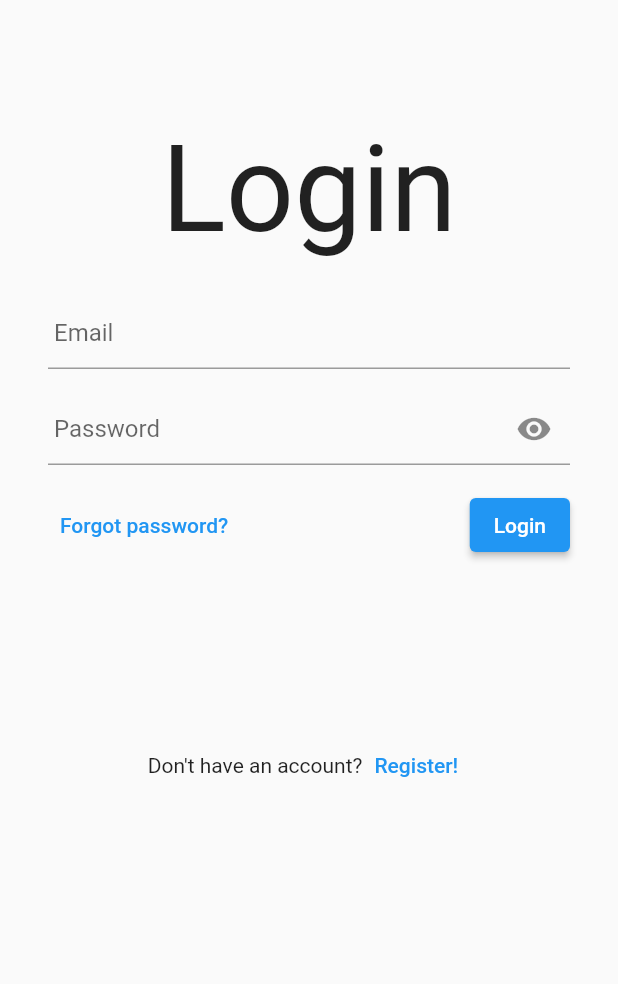
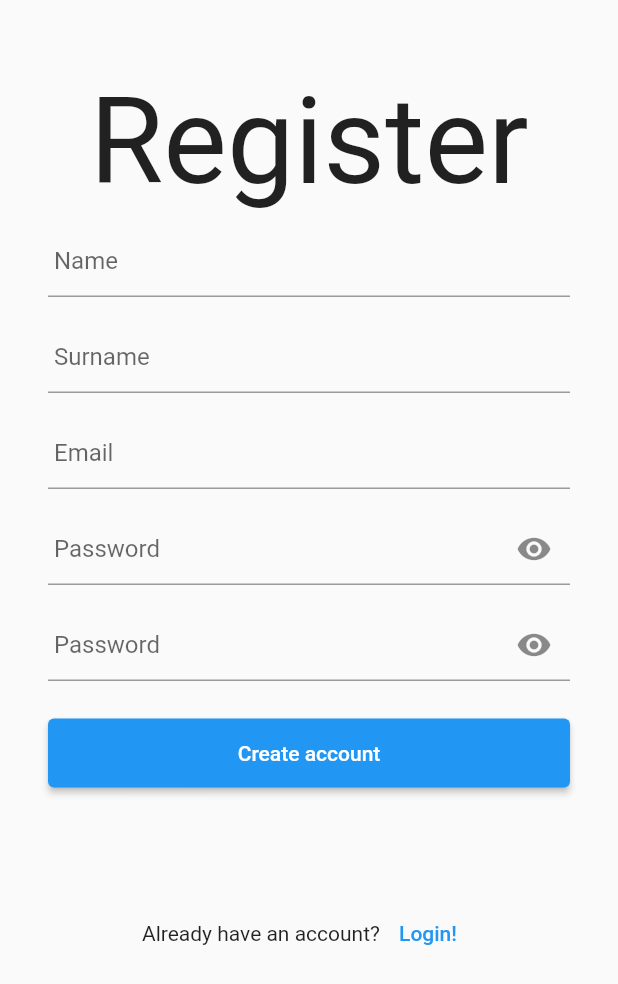
Before and after one commit to mjablecnik/flutter_modular_examples, a Flutter app: the screen it shows after launch, on a phone screen of 412 x 824 dp. Shown: the top 984 px of the screen. Run offline on Flutter 3.47's test engine with Material 2 defaults, Android fonts, the phone set to English and light mode, and no system bars; our stand-ins replace flutter_modular, flutter_triple, google_fonts; missing offline and left inert: the_validator; Roboto replaces fonts that are missing (Cookie).

Commit message:
Add forms example module

```diff
--- /dev/null
+++ b/lib/app/modules/forms/data/models/user.dart
@@ -0,0 +1,57 @@
+import 'dart:io';
+
+import 'package:flutter/widgets.dart';
+
+import '../../utils.dart';
+
+class Address {
+  final String street;
+  final String district;
+  final String city;
+  final String county;
+  final String postalCode;
+  final String country;
+
+  Address(this.street, this.district, this.city, this.county, this.postalCode, this.country);
+}
+
+class Profile {
+  FileImage? avatar;
+  DateTime? birthday;
+  Gender? gender;
+  String? favoriteColor;
+  File? file;
+  String? cardNumber;
+}
+
+class User {
+  final int? id;
+  final String firstName;
+  final String lastName;
+  final String password;
+  final String email;
+  final String phone;
+  Address? address;
+  Profile? profile;
+
+  User(
+    this.id,
+    this.firstName,
+    this.lastName,
+    this.password,
+    this.email,
+    this.phone, {
+    this.address,
+    this.profile,
+  });
+
+  @override
+  String toString() {
+    return "User( "
+        "Name: ${this.firstName}; "
+        "Surname: ${this.lastName}; "
+        "Email: ${this.email}; "
+        "Password: ${this.password}; "
+        ")";
+  }
+}
--- /dev/null
+++ b/lib/app/modules/forms/data/repositories/user_repository.dart
@@ -0,0 +1,23 @@
+import 'dart:math';
+
+import '../models/user.dart';
+
+class UserRepository {
+
+  List<User> allUsers = [
+    User(1, "Martin", "Jablecnik", "test123", "martin033@email.cz", "637236980"),
+    User(2, "Jiri", "Cerny", "test789", "cerny@email.cz", "637 236 980"),
+    User(3, "Tomas", "Potocky", "test789", "potocky@gmail.com", "+420 637 236 980")
+  ];
+
+  Future<List<User>> users() {
+    return Future.delayed(
+      Duration(seconds: 2),
+          () => this.allUsers
+    );
+  }
+
+  Future<void> addUser(User user) async {}
+
+  Future<void> removeUser(User user) async {}
+}
--- /dev/null
+++ b/lib/app/modules/forms/main.dart
@@ -0,0 +1,32 @@
+import 'package:flutter/material.dart';
+import 'package:flutter_modular/flutter_modular.dart';
+
+import 'logic/user_list_store.dart';
+import 'data/repositories/user_repository.dart';
+import 'ui/pages/register_page.dart';
+
+class FormsMainWidget extends StatelessWidget {
+
+  @override
+  Widget build(BuildContext context) {
+    return MaterialApp(
+      title: 'Forms examples',
+      theme: ThemeData.light(),
+      home: RegisterPage(),
+    );
+  }
+}
+
+class FormsModule extends Module {
+  @override
+  List<Bind> get binds => [
+     Bind.singleton((i) => UserListStore()),
+     Bind.singleton((i) => UserRepository()),
+  ];
+
+  @override
+  List<ModularRoute> get routes => [
+    ChildRoute('/', child: (_, args) => FormsMainWidget()),
+  ];
+
+}
--- /dev/null
+++ b/lib/app/modules/forms/ui/components/password_field.dart
@@ -0,0 +1,48 @@
+import 'package:flutter/material.dart';
+
+class PasswordFormField extends StatefulWidget {
+  PasswordFormField({
+    Key? key,
+    TextEditingController? controller,
+    FormFieldValidator<String>? validator,
+  })  : _controller = controller,
+        _validator = validator,
+        super(key: key);
+
+  final TextEditingController? _controller;
+  final FormFieldValidator<String>? _validator;
+
+  @override
+  _PasswordFormFieldState createState() => _PasswordFormFieldState();
+}
+
+class _PasswordFormFieldState extends State<PasswordFormField> {
+  bool _isHidden = true;
+
+  @override
+  Widget build(BuildContext context) {
+    return Container(
+      child: TextFormField(
+        enableSuggestions: false,
+        autocorrect: false,
+        obscureText: _isHidden,
+        decoration: InputDecoration(
+          labelText: "Password",
+          contentPadding: EdgeInsets.symmetric(horizontal: 4.0),
+          suffixIcon: GestureDetector(
+            onTap: () async {
+              await Future.delayed(const Duration(milliseconds: 1));
+              FocusScope.of(context).unfocus();
+              setState(() {
+                _isHidden = !_isHidden;
+              });
+            },
+            child: Icon(_isHidden ? Icons.visibility : Icons.visibility_off),
+          ),
+        ),
+        controller: widget._controller,
+        validator: widget._validator,
+      ),
+    );
+  }
+}
--- /dev/null
+++ b/lib/app/modules/forms/ui/pages/register_page.dart
@@ -0,0 +1,144 @@
+import 'package:flutter/material.dart';
+import 'package:flutter_modular/flutter_modular.dart';
+import 'package:google_fonts/google_fonts.dart';
+import 'package:the_validator/the_validator.dart';
+
+import '../../data/models/user.dart';
+import '../../logic/user_list_store.dart';
+import '../../utils.dart';
+import '../components/password_field.dart';
+
+class RegisterForm {
+  final key = GlobalKey<FormState>();
+
+  final firstName = TextEditingController();
+  final lastName = TextEditingController();
+  final password = TextEditingController();
+  final passwordRepeat = TextEditingController();
+  final email = TextEditingController();
+  final phone = TextEditingController();
+
+  User createUser() {
+    return User(null, firstName.text, lastName.text, password.text, email.text, phone.text);
+  }
+
+  FormFieldValidator<String> getPasswordValidator({bool isRepeated: false}) {
+    return (fieldValue) {
+      var result = passwordFieldValidator(fieldValue);
+      bool isSame = this.password.text == this.passwordRepeat.text;
+      return result == null && !isSame ? "Passwords are not same" : result;
+    };
+  }
+
+  VoidCallback getSubmit(BuildContext context, UserListStore userListStore) {
+    return () {
+      if (this.key.currentState!.validate()) {
+        ScaffoldMessenger.of(context).showSnackBar(
+          SnackBar(
+            content: Text('Processing Data'),
+          ),
+        );
+        User user = this.createUser();
+        userListStore.addUser(user);
+      }
+    };
+  }
+}
+
+class RegisterPage extends StatelessWidget {
+  final _form = RegisterForm();
+  final _userListStore = Modular.get<UserListStore>();
+
+  @override
+  Widget build(BuildContext context) {
+    return Scaffold(
+      resizeToAvoidBottomInset: true,
+      body: SingleChildScrollView(
+        child: IntrinsicHeight(
+          child: Form(
+            key: _form.key,
+            child: Padding(
+              padding: const EdgeInsets.symmetric(horizontal: 32.0),
+              child: Column(
+                crossAxisAlignment: CrossAxisAlignment.end,
+                mainAxisAlignment: MainAxisAlignment.center,
+                mainAxisSize: MainAxisSize.min,
+                children: <Widget>[
+                  Spacer(),
+                  Center(
+                    child: Text(
+                      "Register",
+                      style: GoogleFonts.cookie(fontSize: 80.0),
+                    ),
+                  ),
+                  SizedBox(height: 8.0),
+                  TextFormField(
+                    decoration: InputDecoration(
+                      labelText: "Name",
+                      contentPadding: EdgeInsets.symmetric(horizontal: 4.0),
+                    ),
+                    controller: _form.firstName,
+                    validator: FieldValidator.multiple([FieldValidator.minLength(2), FieldValidator.required()]),
+                  ),
+                  SizedBox(height: 16.0),
+                  TextFormField(
+                    decoration: InputDecoration(
+                      labelText: "Surname",
+                      contentPadding: EdgeInsets.symmetric(horizontal: 4.0),
+                    ),
+                    controller: _form.lastName,
+                    validator: FieldValidator.multiple([FieldValidator.minLength(2), FieldValidator.required()]),
+                  ),
+                  SizedBox(height: 16.0),
+                  TextFormField(
+                    decoration: InputDecoration(
+                      labelText: "Email",
+                      contentPadding: EdgeInsets.symmetric(horizontal: 4.0),
+                    ),
+                    controller: _form.email,
+                    validator: FieldValidator.email(),
+                  ),
+                  SizedBox(height: 16.0),
+                  PasswordFormField(
+                    controller: _form.password,
+                    validator: _form.getPasswordValidator(),
+                  ),
+                  SizedBox(height: 16.0),
+                  PasswordFormField(
+                    controller: _form.passwordRepeat,
+                    validator: _form.getPasswordValidator(isRepeated: true),
+                  ),
+                  Center(
+                    child: Padding(
+                      padding: const EdgeInsets.symmetric(vertical: 24.0),
+                      child: ElevatedButton(
+                        style: ElevatedButton.styleFrom(
+                          minimumSize: Size(double.infinity, 46),
+                        ),
+                        onPressed: _form.getSubmit(context, _userListStore),
+                        child: Text('Create account'),
+                      ),
+                    ),
+                  ),
+                  Spacer(),
+                  Expanded(
+                    child: Row(
+                      mainAxisAlignment: MainAxisAlignment.center,
+                      children: [
+                        Text("Already have an account?"),
+                        TextButton(
+                          onPressed: () => print("TODO: Go to login page."),
+                          child: Text("Login!"),
+                        ),
+                      ],
+                    ),
+                  )
+                ],
+              ),
+            ),
+          ),
+        ),
+      ),
+    );
+  }
+}
--- /dev/null
+++ b/lib/app/modules/forms/utils.dart
@@ -0,0 +1,15 @@
+import 'package:the_validator/the_validator.dart';
+import 'package:flutter/material.dart';
+
+FormFieldValidator<String> passwordFieldValidator = FieldValidator.password(
+  minLength: 8,
+  shouldContainNumber: true,
+  shouldContainCapitalLetter: true,
+  shouldContainSmallLetter: true,
+  errorMessage: "Password must have minimal 8 characters",
+  onNumberNotPresent: () => "Password must contain number",
+  onSpecialCharsNotPresent: () => "Password must contain special characters",
+  onCapitalLetterNotPresent: () => "Password must contain capital letters",
+);
+
+enum Gender { male, female, other }
--- a/lib/main.dart
+++ b/lib/main.dart
@@ -1,5 +1,6 @@
 import 'package:boilerplate/app/modules/auth/main.dart';
 import 'package:boilerplate/app/modules/example/main.dart';
+import 'package:boilerplate/app/modules/forms/main.dart';
 import 'package:flutter/material.dart';
 import 'package:flutter_modular/flutter_modular.dart';
 
@@ -32,7 +33,7 @@ class AppModule extends Module {
   // Provide all the routes for your module
   @override
   List<ModularRoute> get routes => [
-    ModuleRoute('/', module: AuthModule())
+    ModuleRoute('/', module: FormsModule())
   ];
 
 }
```
Also changed, not shown: lib/app/modules/forms/logic/user_list_store.dart (added, +32 -0 lines).
